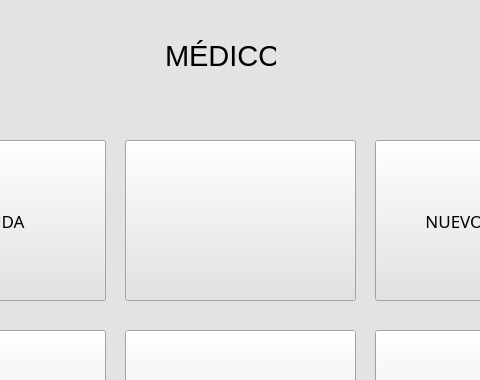
Qt form medico.ui (Daxter2000/medical-sys) before a commit; both pictures show x 155 to 635 and y 0 to 380 of the 851 by 623 pixel window.
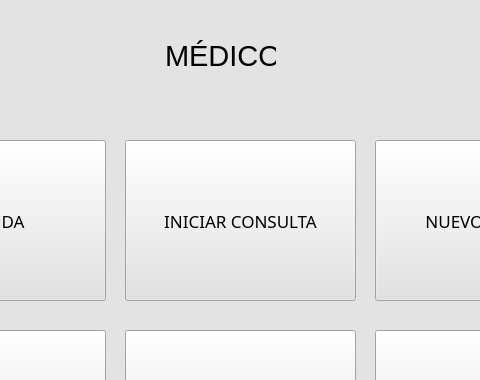
The same form after that commit.

```diff
--- a/medico.ui
+++ b/medico.ui
@@ -64,7 +64,7 @@
      <string notr="true">background-color: rgb(227, 227, 227);</string>
     </property>
     <property name="text">
-     <string/>
+     <string>INICIAR CONSULTA</string>
     </property>
    </widget>
    <widget class="QPushButton" name="Btn_nuevopaciente_m">
```
Left out of the diff: 2 changed lines with no effect on the pictures.
